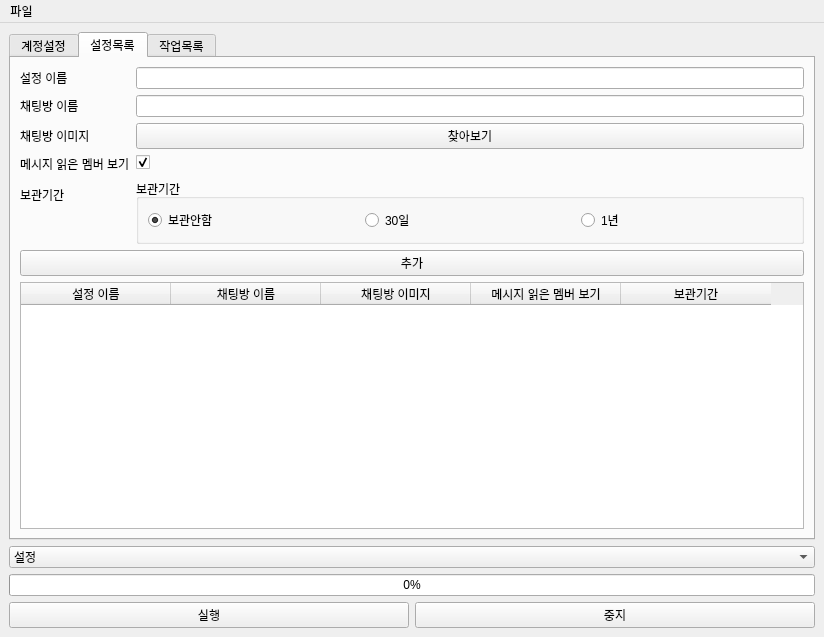
Qt form ui/create_chat_macro_v2.ui (Woochang4862/BANDCreateChatMacro) before a commit.
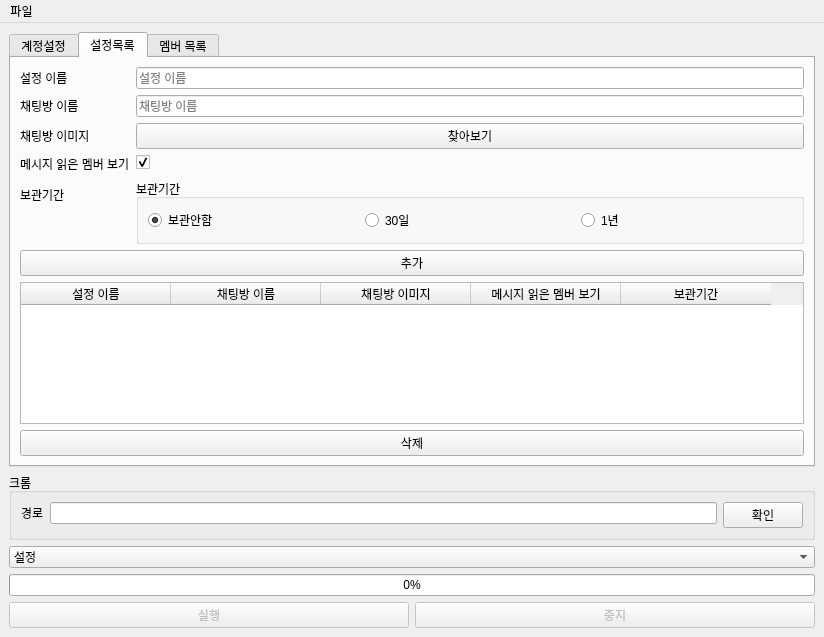
The same form after that commit. The open tabs and pages were chosen to show the change.

What changed in the file:
```diff
--- a/ui/create_chat_macro_v2.ui
+++ b/ui/create_chat_macro_v2.ui
@@ -155,7 +155,11 @@
              </widget>
             </item>
             <item row="0" column="1">
-             <widget class="QLineEdit" name="edit_chat_setting_name"/>
+             <widget class="QLineEdit" name="chat_setting_name_edit">
+              <property name="placeholderText">
+               <string>설정 이름</string>
+              </property>
+             </widget>
             </item>
             <item row="1" column="0">
              <widget class="QLabel" name="label_chat_name">
@@ -168,7 +172,11 @@
              </widget>
             </item>
             <item row="1" column="1">
-             <widget class="QLineEdit" name="edit_chat_name"/>
+             <widget class="QLineEdit" name="chat_name_edit">
+              <property name="placeholderText">
+               <string>채팅방 이름</string>
+              </property>
+             </widget>
             </item>
             <item row="2" column="0">
              <widget class="QLabel" name="label_chat_image">
@@ -305,11 +313,18 @@
           </column>
          </widget>
         </item>
+        <item>
+         <widget class="QPushButton" name="chat_setting_delete_btn">
+          <property name="text">
+           <string>삭제</string>
+          </property>
+         </widget>
+        </item>
        </layout>
       </widget>
       <widget class="QWidget" name="task_list_tab">
        <attribute name="title">
-        <string>작업목록</string>
+        <string>멤버 목록</string>
        </attribute>
        <layout class="QVBoxLayout" name="verticalLayout_2">
         <item>
@@ -339,6 +354,39 @@
     </item>
     <item>
      <layout class="QVBoxLayout" name="verticalLayout_5">
+      <item>
+       <widget class="QGroupBox" name="chrome_group">
+        <property name="title">
+         <string>크롬</string>
+        </property>
+        <layout class="QHBoxLayout" name="horizontalLayout_3">
+         <item>
+          <layout class="QFormLayout" name="formLayout">
+           <item row="0" column="0">
+            <widget class="QLabel" name="chrome_label">
+             <property name="text">
+              <string>경로</string>
+             </property>
+             <property name="buddy">
+              <cstring>chrome_edit</cstring>
+             </property>
+            </widget>
+           </item>
+           <item row="0" column="1">
+            <widget class="QLineEdit" name="chrome_edit"/>
+           </item>
+          </layout>
+         </item>
+         <item>
+          <widget class="QPushButton" name="validation_chrome_btn">
+           <property name="text">
+            <string>확인</string>
+           </property>
+          </widget>
+         </item>
+        </layout>
+       </widget>
+      </item>
       <item>
        <widget class="QComboBox" name="setting_combobox">
         <item>
@@ -368,6 +416,9 @@
        <layout class="QHBoxLayout" name="horizontalLayout_2">
         <item>
          <widget class="QPushButton" name="stop_btn">
+          <property name="enabled">
+           <bool>false</bool>
+          </property>
           <property name="text">
            <string>실행</string>
           </property>
@@ -375,6 +426,9 @@
         </item>
         <item>
          <widget class="QPushButton" name="run_btn">
+          <property name="enabled">
+           <bool>false</bool>
+          </property>
           <property name="text">
            <string>중지</string>
           </property>
```
Left out of the diff: 220 changed lines with no effect on the pictures.
